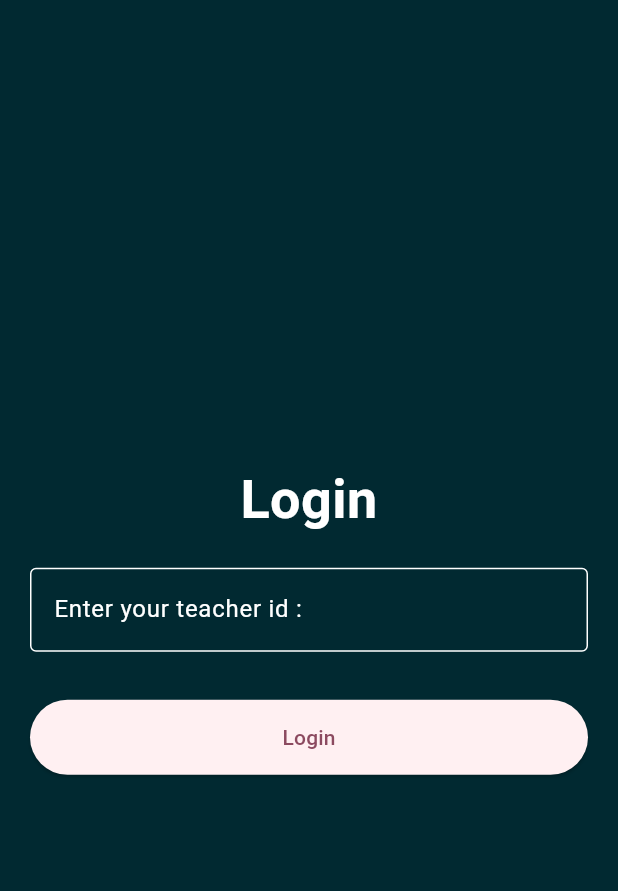
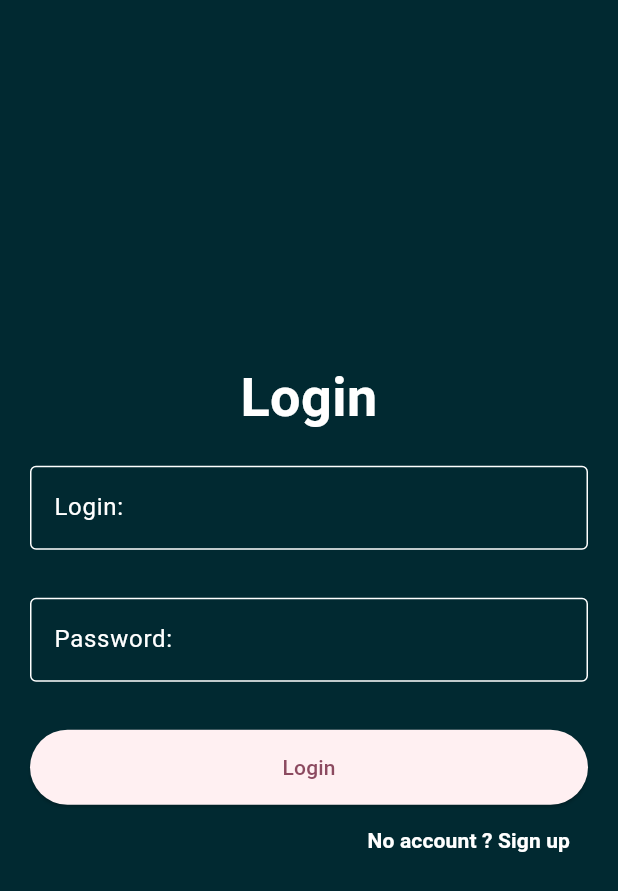
Before and after one commit to CODER-1997/Linguista-Pro, a Flutter app: the screen it shows after launch, on a phone screen of 412 x 824 dp. Shown: the top 891 px of the screen. Run offline on Flutter 3.47's test engine with Material 3 defaults, Android fonts, the light colour scheme and no system bars; our stand-ins replace cloud_firestore, firebase_core, font_awesome_flutter, get, get_storage, grouped_list and 4 more; accounts and stored records are empty.

Commit message:
sign up added

```diff
--- a/lib/controllers/auth/login_controller.dart
+++ b/lib/controllers/auth/login_controller.dart
@@ -8,6 +8,7 @@ import '../../screens/home/home_screen.dart';
 
 class FireAuth extends GetxController {
   TextEditingController teacherId = TextEditingController();
+  TextEditingController teacherPassword = TextEditingController();
   RxBool isLoading = false.obs;
   RxList TeacherList = <DocumentSnapshot>[].obs;
   var box = GetStorage();
--- a/lib/screens/auth/login.dart
+++ b/lib/screens/auth/login.dart
@@ -3,11 +3,11 @@ import 'package:flutter/material.dart';
 import 'package:get/get.dart';
 import 'package:get/get_rx/src/rx_types/rx_types.dart';
 import 'package:get_storage/get_storage.dart';
-import 'package:lottie/lottie.dart';
+import 'package:linguista_ios/constants/text_styles.dart';
+import 'package:linguista_ios/screens/auth/sign_up.dart';
 
 import '../../controllers/auth/login_controller.dart';
 import '../admin/admin_home_screen.dart';
-import '../home/home_screen.dart';
 
 class Login extends StatelessWidget {
   Rx isLogin = true.obs;
@@ -48,7 +48,25 @@ class Login extends StatelessWidget {
               controller: auth.teacherId,
               style: TextStyle(color: Colors.white),
               decoration: InputDecoration(
-                labelText: 'Enter your teacher id :',
+                labelText: 'Login:',
+                labelStyle: TextStyle(color: Colors.white),
+                enabledBorder: OutlineInputBorder(
+                  borderSide: BorderSide(color: Colors.white),
+                ),
+                focusedBorder: OutlineInputBorder(
+                  borderSide: BorderSide(color: Colors.white),
+                ),
+              ),
+            ),
+            SizedBox(
+              height: 32,
+            ),
+            TextFormField(
+              keyboardType: TextInputType.number,
+              controller: auth.teacherPassword,
+              style: TextStyle(color: Colors.white),
+              decoration: InputDecoration(
+                labelText: 'Password:',
                 labelStyle: TextStyle(color: Colors.white),
                 enabledBorder: OutlineInputBorder(
                   borderSide: BorderSide(color: Colors.white),
@@ -63,12 +81,16 @@ class Login extends StatelessWidget {
             ),
             ElevatedButton(
               onPressed: () {
-                if(auth.teacherId.text == 'Linguista9' ){
+                if(auth.teacherId.text == 'Linguista9' && auth.teacherPassword.text =='6463070' ){
                   box.write('isLogged', auth.teacherId.text);
                   Get.offAll(AdminHomeScreen());
                 }
-                else {
-                  auth.signIn(auth.teacherId.text);
+                else  if (auth.teacherId.text == 'Teacher'){
+                  auth.signIn(auth.teacherPassword.text);
+                }
+                else  if (auth.teacherId.text == 'test' && auth.teacherPassword.text =='123'){
+                  box.write('isLogged', 'testuser');
+                  Get.offAll(AdminHomeScreen());
                 }
               },
               child: Text('login'.tr.capitalizeFirst!),
@@ -76,6 +98,18 @@ class Login extends StatelessWidget {
                 padding: EdgeInsets.symmetric(vertical: 15.0),
               ),
             ),
+
+            Row(
+              mainAxisAlignment: MainAxisAlignment.end,
+              children: [
+              TextButton(onPressed: (){
+                Get.offAll(SignUp());
+
+              }, child: Text('No account ? Sign up',style: appBarStyle.copyWith(
+                color: Colors.white,
+                fontSize: 14
+              ),))
+            ],)
           ],
         ),
       ),
```
Also changed, not shown: lib/screens/admin/groups/groups.dart (+22 -6 lines), lib/screens/admin/teachers/teachers.dart (+7 -15 lines), lib/screens/auth/sign_up.dart (added, +128 -0 lines), 1 other file.
